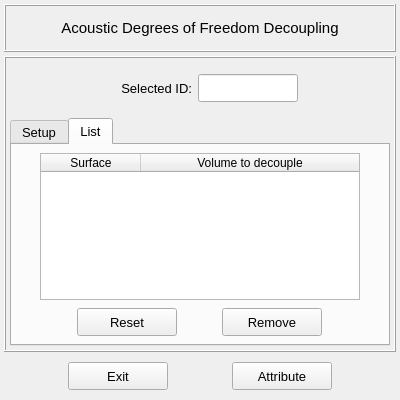
Before: the Qt Designer form vibra/interface/data/ui_files/model/acoustic/degrees_of_freedom_decoupling_inputs.ui in MOPT-UFSC/VIBRA, drawn with Qt 5.
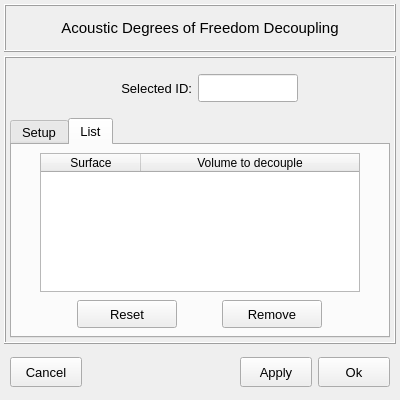
After: the same form once the commit is applied. The open tabs and pages were chosen to show the change.

```diff
--- a/vibra/interface/data/ui_files/model/acoustic/degrees_of_freedom_decoupling_inputs.ui
+++ b/vibra/interface/data/ui_files/model/acoustic/degrees_of_freedom_decoupling_inputs.ui
@@ -34,7 +34,6 @@
   <property name="font">
    <font>
     <pointsize>11</pointsize>
-    <weight>50</weight>
     <bold>false</bold>
    </font>
   </property>
@@ -180,6 +179,7 @@
         <property name="font">
          <font>
           <pointsize>10</pointsize>
+          <bold>false</bold>
          </font>
         </property>
         <property name="currentIndex">
@@ -344,7 +344,6 @@
                 <font>
                  <family>MS Shell Dlg 2</family>
                  <pointsize>10</pointsize>
-                 <weight>50</weight>
                  <italic>false</italic>
                  <bold>false</bold>
                 </font>
@@ -378,7 +377,6 @@
                 <font>
                  <family>MS Shell Dlg 2</family>
                  <pointsize>10</pointsize>
-                 <weight>50</weight>
                  <italic>false</italic>
                  <bold>false</bold>
                 </font>
@@ -416,6 +414,7 @@
               <family>MS Shell Dlg 2</family>
               <pointsize>9</pointsize>
               <italic>false</italic>
+              <bold>false</bold>
              </font>
             </property>
             <property name="toolTip">
@@ -597,14 +596,14 @@
     <widget class="QFrame" name="frame_11">
      <property name="minimumSize">
       <size>
-       <width>340</width>
-       <height>40</height>
+       <width>0</width>
+       <height>48</height>
       </size>
      </property>
      <property name="maximumSize">
       <size>
        <width>16777215</width>
-       <height>16777215</height>
+       <height>48</height>
       </size>
      </property>
      <property name="frameShape">
@@ -615,39 +614,37 @@
      </property>
      <layout class="QGridLayout" name="gridLayout_14">
       <property name="leftMargin">
-       <number>0</number>
+       <number>6</number>
       </property>
       <property name="topMargin">
        <number>0</number>
       </property>
       <property name="rightMargin">
-       <number>0</number>
+       <number>6</number>
       </property>
       <property name="bottomMargin">
        <number>0</number>
       </property>
-      <property name="spacing">
+      <property name="verticalSpacing">
        <number>0</number>
       </property>
-      <item row="0" column="1">
-       <widget class="QPushButton" name="pushButton_attribute">
+      <item row="0" column="3">
+       <widget class="QPushButton" name="pushButton_apply_and_close">
         <property name="minimumSize">
          <size>
-          <width>100</width>
-          <height>28</height>
+          <width>72</width>
+          <height>30</height>
          </size>
         </property>
         <property name="maximumSize">
          <size>
-          <width>100</width>
-          <height>28</height>
+          <width>72</width>
+          <height>30</height>
          </size>
         </property>
         <property name="font">
          <font>
-          <family>MS Shell Dlg 2</family>
           <pointsize>10</pointsize>
-          <weight>50</weight>
           <italic>false</italic>
           <bold>false</bold>
          </font>
@@ -656,9 +653,53 @@
          <string notr="true"/>
         </property>
         <property name="text">
-         <string>Attribute</string>
+         <string>Ok</string>
         </property>
         <property name="autoDefault">
+         <bool>false</bool>
+        </property>
+        <property name="default">
+         <bool>false</bool>
+        </property>
+        <property name="flat">
+         <bool>false</bool>
+        </property>
+       </widget>
+      </item>
+      <item row="0" column="2">
+       <widget class="QPushButton" name="pushButton_apply">
+        <property name="minimumSize">
+         <size>
+          <width>72</width>
+          <height>30</height>
+         </size>
+        </property>
+        <property name="maximumSize">
+         <size>
+          <width>72</width>
+          <height>30</height>
+         </size>
+        </property>
+        <property name="font">
+         <font>
+          <pointsize>10</pointsize>
+          <italic>false</italic>
+          <bold>false</bold>
+         </font>
+        </property>
+        <property name="styleSheet">
+         <string notr="true"/>
+        </property>
+        <property name="text">
+         <string>Apply</string>
+        </property>
+        <property name="autoDefault">
+         <bool>false</bool>
+        </property>
+        <property name="default">
+         <bool>false</bool>
+        </property>
+        <property name="flat">
          <bool>false</bool>
         </property>
        </widget>
@@ -667,21 +708,19 @@
        <widget class="QPushButton" name="pushButton_exit">
         <property name="minimumSize">
          <size>
-          <width>100</width>
-          <height>28</height>
+          <width>72</width>
+          <height>30</height>
          </size>
         </property>
         <property name="maximumSize">
          <size>
-          <width>100</width>
-          <height>28</height>
+          <width>72</width>
+          <height>30</height>
          </size>
         </property>
         <property name="font">
          <font>
-          <family>MS Shell Dlg 2</family>
           <pointsize>10</pointsize>
-          <weight>50</weight>
           <italic>false</italic>
           <bold>false</bold>
          </font>
@@ -690,13 +729,32 @@
          <string notr="true"/>
         </property>
         <property name="text">
-         <string>Exit</string>
+         <string>Cancel</string>
         </property>
         <property name="autoDefault">
          <bool>false</bool>
         </property>
+        <property name="default">
+         <bool>false</bool>
+        </property>
+        <property name="flat">
+         <bool>false</bool>
+        </property>
        </widget>
       </item>
+      <item row="0" column="1">
+       <spacer name="horizontalSpacer_17">
+        <property name="orientation">
+         <enum>Qt::Orientation::Horizontal</enum>
+        </property>
+        <property name="sizeHint" stdset="0">
+         <size>
+          <width>40</width>
+          <height>20</height>
+         </size>
+        </property>
+       </spacer>
+      </item>
      </layout>
     </widget>
    </item>
```
Left out of the diff: 49 changed lines with no effect on the pictures.
